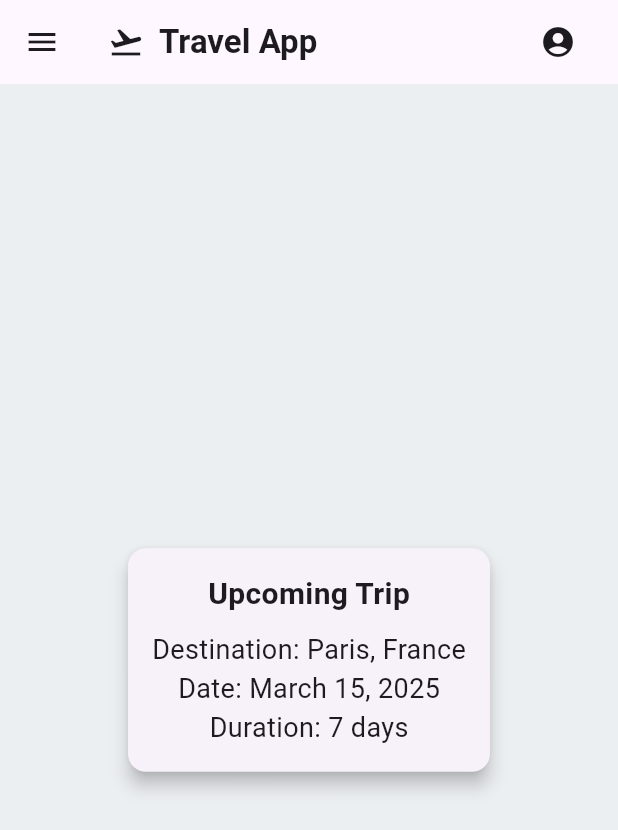
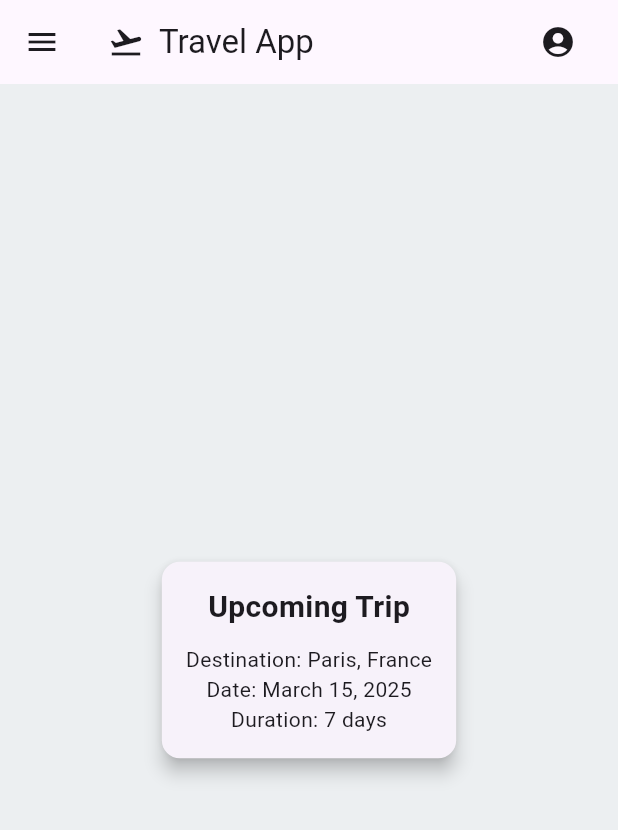
Before and after one commit to SETaP-4A/SETaP-4A-TravelPlanner, a Flutter app: the screen it shows after launch, on a phone screen of 412 x 824 dp. Shown: the top 830 px of the screen. Run offline on Flutter 3.47's test engine with Material 3 defaults, Android fonts, the phone set to English and light mode, and no system bars.

Commit message:
Removed textTheme error in main.dart / UI

```diff
--- a/lib/main.dart
+++ b/lib/main.dart
@@ -14,10 +14,6 @@ class TravelApp extends StatelessWidget {
       theme: ThemeData(
         primarySwatch: Colors.blue,
         scaffoldBackgroundColor: Colors.blueGrey[50],
-        textTheme: TextTheme(
-          headline6: TextStyle(fontSize: 22, fontWeight: FontWeight.bold),
-          bodyText2: TextStyle(fontSize: 18),
-        ),
       ),
       home: HomeScreen(),
     );
```
